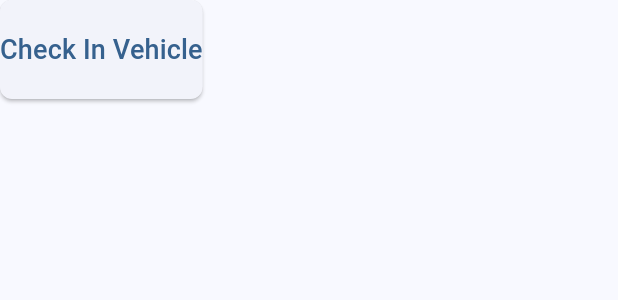
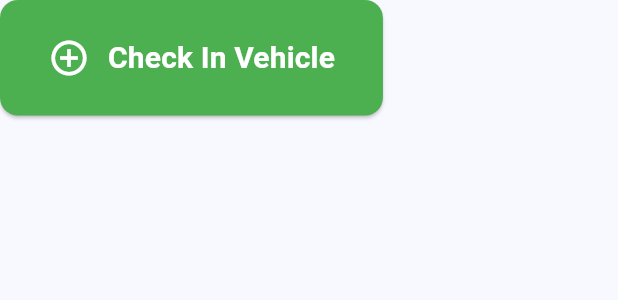
Before and after one commit to crisari666/parking_app, a Flutter app: the CheckInVehicle widget shown alone on an empty page, opened directly, on a phone screen of 412 x 824 dp. Shown: the top 300 px of the screen. Run offline on Flutter 3.47's test engine with Material 3 defaults, Android fonts, the phone set to English and light mode, and no system bars; our stand-ins replace auto_route, equatable, flutter_bloc, gap, get_it, hive and 2 more; accounts and stored records are empty.

Commit message:
Implement CheckOutVehicleForm and refactor CheckOutVehicle widget to utilize the new form; simplify UI by removing direct state management and enhancing button styles for improved user experience.

```diff
--- a/lib/features/main/presentation/widgets/check_in_vehicle.dart
+++ b/lib/features/main/presentation/widgets/check_in_vehicle.dart
@@ -1,7 +1,5 @@
 import 'package:flutter/material.dart';
 import 'package:quantum_parking_flutter/features/main/presentation/widgets/check_in_vehicle_form.dart';
-
-
 
 class CheckInVehicle extends StatelessWidget {
   const CheckInVehicle({super.key});
@@ -21,11 +19,23 @@ class CheckInVehicle extends StatelessWidget {
         );
       },
       style: ElevatedButton.styleFrom(
-        padding: const EdgeInsets.symmetric(vertical: 20),
+        padding: const EdgeInsets.symmetric(vertical: 24, horizontal: 32),
+        backgroundColor: Colors.green,
+        foregroundColor: Colors.white,
+        shape: RoundedRectangleBorder(
+          borderRadius: BorderRadius.circular(12),
+        ),
       ),
-      child: const Text(
-        'Check In Vehicle',
-        style: TextStyle(fontSize: 18),
+      child: const Row(
+        mainAxisSize: MainAxisSize.min,
+        children: [
+            Icon(Icons.add_circle_outline, size: 28),
+            SizedBox(width: 12),
+            Text(
+            'Check In Vehicle',
+            style: TextStyle(fontSize: 20, fontWeight: FontWeight.bold),
+          ),
+        ],
       ),
     );
   }
```
Also changed, not shown: lib/features/main/presentation/widgets/check_out_vehicle.dart (+23 -47 lines), lib/features/main/presentation/widgets/check_out_vehicle_form.dart (added, +79 -0 lines).
